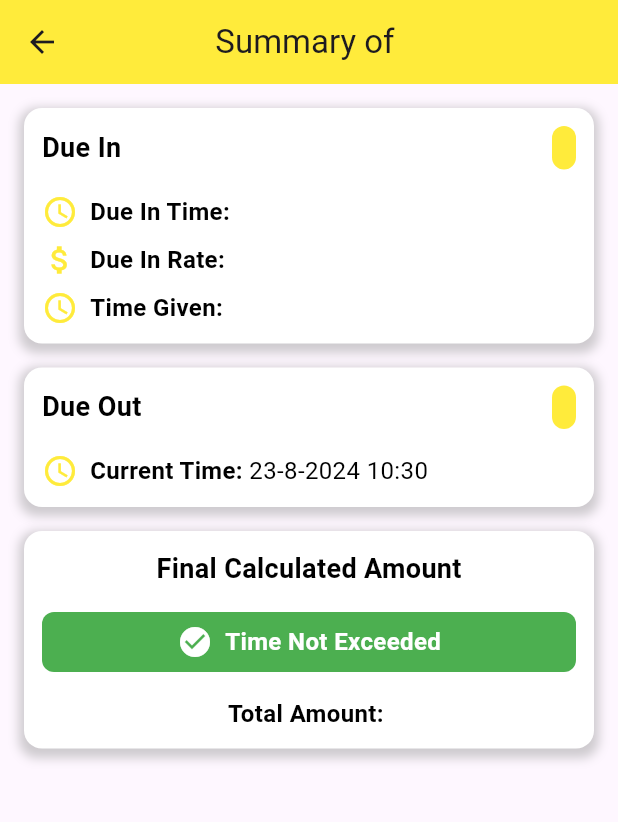
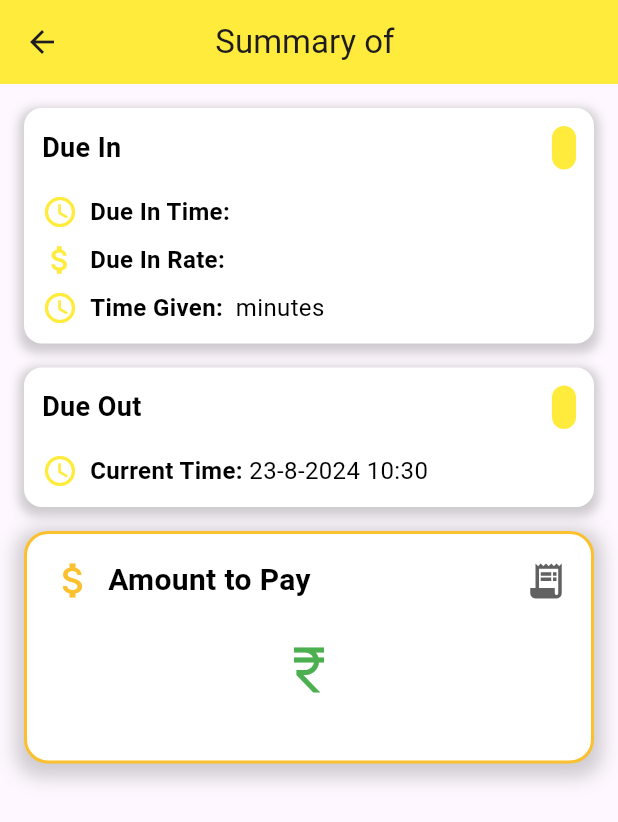
Before and after one commit to protecter123/aapkaparking, a Flutter app: the AfterScan screen opened directly with empty values, on a phone screen of 412 x 824 dp. Shown: the top 822 px of the screen. Run offline on Flutter 3.47's test engine with Material 3 defaults, Android fonts, the phone set to English and light mode, and no system bars; our stand-ins replace animated_text_kit, cached_network_image, carousel_slider, cloud_firestore, firebase_auth, firebase_core and 10 more; missing offline and left inert: blue_thermal_printer, esc_pos_utils, mobile_scanner; accounts and stored records are empty; project files that could hold a hidden picture were left out.

Commit message:
first branch

```diff
--- a/lib/AfterScan.dart
+++ b/lib/AfterScan.dart
@@ -1,7 +1,6 @@
 import 'package:firebase_auth/firebase_auth.dart';
 import 'package:flutter/material.dart';
 import 'package:cloud_firestore/cloud_firestore.dart';
-import 'dart:math';
 
 class AfterScan extends StatefulWidget {
   final String vehicleNumber;
@@ -25,15 +24,12 @@ class _AfterScanState extends State<AfterScan> {
   void initState() {
     super.initState();
     fetchData();
-    dueOutTime =
-        formatDateTime(DateTime.now()); // Set the current date and time
+    dueOutTime = formatDateTime(DateTime.now()); // Set the current date and time
   }
 
   Future<void> fetchData() async {
-    // Replace with your Firestore collection path
     User? currentUser = FirebaseAuth.instance.currentUser;
-    String phoneNumber = currentUser?.phoneNumber ??
-        'unknown'; // Replace this with the actual user's phone number
+    String phoneNumber = currentUser?.phoneNumber ?? 'unknown';
 
     DocumentSnapshot doc = await FirebaseFirestore.instance
         .collection('loginUsers')
@@ -49,14 +45,18 @@ class _AfterScanState extends State<AfterScan> {
       setState(() {
         dueInTime = formatDateTime(dateTime);
         dueInRate = doc['price'] ?? '';
-        timeGiven = doc['selectedTime'] ?? '';
+        timeGiven = extractMinutes(doc['selectedTime'] ?? '');
 
         calculateFinalAmount(dateTime);
       });
     } else {
-      // Handle the case where the document does not exist
       print("Document does not exist");
     }
+  }
+
+  String extractMinutes(String timeString) {
+    // Extract numeric value from "20 minutes" or "30 minutes" etc.
+    return timeString.split(" ")[0]; // This will return "20" or "30"
   }
 
   String formatDateTime(DateTime dateTime) {
@@ -67,7 +67,7 @@ class _AfterScanState extends State<AfterScan> {
     DateTime dueOutDateTime = DateTime.now();
     Duration difference = dueOutDateTime.difference(dueInDateTime);
 
-    int givenTimeInMinutes = int.parse(timeGiven) ;
+    int givenTimeInMinutes = int.parse(timeGiven);
     int differenceInMinutes = difference.inMinutes;
 
     if (differenceInMinutes > givenTimeInMinutes) {
@@ -137,7 +137,7 @@ class _AfterScanState extends State<AfterScan> {
           Row(
             mainAxisAlignment: MainAxisAlignment.spaceBetween,
             children: [
-              Text(
+              const Text(
                 "Due In",
                 style: TextStyle(
                   fontSize: 18,
@@ -153,7 +153,7 @@ class _AfterScanState extends State<AfterScan> {
                 ),
                 child: Text(
                   widget.vehicleNumber,
-                  style: TextStyle(
+                  style: const TextStyle(
                     fontSize: 14,
                     fontWeight: FontWeight.bold,
                     color: Colors.black,
@@ -165,9 +165,9 @@ class _AfterScanState extends State<AfterScan> {
           const SizedBox(height: 16),
           Row(
             children: [
-              Icon(Icons.access_time, color: Colors.yellow),
+              const Icon(Icons.access_time, color: Colors.yellow),
               const SizedBox(width: 8),
-              Text(
+              const Text(
                 "Due In Time: ",
                 style: TextStyle(
                   fontSize: 16,
@@ -177,7 +177,7 @@ class _AfterScanState extends State<AfterScan> {
               ),
               Text(
                 dueInTime,
-                style: TextStyle(
+                style: const TextStyle(
                   fontSize: 16,
                   color: Colors.black,
                 ),
@@ -187,9 +187,9 @@ class _AfterScanState extends State<AfterScan> {
           const SizedBox(height: 8),
           Row(
             children: [
-              Icon(Icons.attach_money, color: Colors.yellow),
+              const Icon(Icons.attach_money, color: Colors.yellow),
               const SizedBox(width: 8),
-              Text(
+              const Text(
                 "Due In Rate: ",
                 style: TextStyle(
                   fontSize: 16,
@@ -199,7 +199,7 @@ class _AfterScanState extends State<AfterScan> {
               ),
               Text(
                 dueInRate,
-                style: TextStyle(
+                style: const TextStyle(
                   fontSize: 16,
                   color: Colors.black,
                 ),
@@ -209,9 +209,9 @@ class _AfterScanState extends State<AfterScan> {
           const SizedBox(height: 8),
           Row(
             children: [
-              Icon(Icons.access_time, color: Colors.yellow),
+              const Icon(Icons.access_time, color: Colors.yellow),
               const SizedBox(width: 8),
-              Text(
+              const Text(
                 "Time Given: ",
                 style: TextStyle(
                   fontSize: 16,
@@ -220,8 +220,8 @@ class _AfterScanState extends State<AfterScan> {
                 ),
               ),
               Text(
-                timeGiven,
-                style: TextStyle(
+                "$timeGiven minutes",
+                style: const TextStyle(
                   fontSize: 16,
                   color: Colors.black,
                 ),
@@ -254,7 +254,7 @@ class _AfterScanState extends State<AfterScan> {
           Row(
             mainAxisAlignment: MainAxisAlignment.spaceBetween,
             children: [
-              Text(
+              const Text(
                 "Due Out",
                 style: TextStyle(
                   fontSize: 18,
@@ -270,7 +270,7 @@ class _AfterScanState extends State<AfterScan> {
                 ),
                 child: Text(
                   widget.vehicleNumber,
-                  style: TextStyle(
+                  style: const TextStyle(
                     fontSize: 14,
                     fontWeight: FontWeight.bold,
                     color: Colors.black,
@@ -282,9 +282,9 @@ class _AfterScanState extends State<AfterScan> {
           const SizedBox(height: 16),
           Row(
             children: [
-              Icon(Icons.access_time, color: Colors.yellow),
+              const Icon(Icons.access_time, color: Colors.yellow),
               const SizedBox(width: 8),
-              Text(
+              const Text(
                 "Current Time: ",
                 style: TextStyle(
                   fontSize: 16,
@@ -294,7 +294,7 @@ class _AfterScanState extends State<AfterScan> {
               ),
               Text(
                 dueOutTime,
-                style: TextStyle(
+                style: const TextStyle(
                   fontSize: 16,
                   color: Colors.black,
                 ),
@@ -308,102 +308,113 @@ class _AfterScanState extends State<AfterScan> {
 
   Widget buildFinalAmountContainer() {
   return Container(
-      padding: const EdgeInsets.all(12),
+    padding: const EdgeInsets.all(16),
     decoration: BoxDecoration(
       color: Colors.white,
-        borderRadius: BorderRadius.circular(12),
+      borderRadius: BorderRadius.circular(16),
       boxShadow: [
         BoxShadow(
           color: Colors.grey.withOpacity(0.5),
-            spreadRadius: 3,
-            blurRadius: 5,
-            offset: Offset(0, 3),
+          spreadRadius: 5,
+          blurRadius: 10,
+          offset: Offset(0, 4),
         ),
       ],
+      border: Border.all(
+        color: Colors.yellow.shade700,
+        width: 2,
+      ),
     ),
     child: Column(
       crossAxisAlignment: CrossAxisAlignment.start,
       children: [
-          Center(
-            child: Text(
-              "Final Calculated Amount",
+        Row(
+          mainAxisAlignment: MainAxisAlignment.spaceBetween,
+          children: [
+            Row(
+              children: [
+                Icon(Icons.attach_money, color: Colors.yellow.shade700, size: 30),
+                const SizedBox(width: 8),
+                const Text(
+                  "Amount to Pay",
                   style: TextStyle(
-                fontSize: 18,
-                fontWeight: FontWeight.bold,
-                color: Colors.black,
-              ),
-            ),
-          ),
-          const SizedBox(height: 16),
-          timeExceeded
-              ? Container(
-                  padding: const EdgeInsets.all(8),
-                  decoration: BoxDecoration(
-                    color: Colors.red,
-                    borderRadius: BorderRadius.circular(8),
-                  ),
-                  child: Row(
-                    mainAxisAlignment: MainAxisAlignment.center,
-                    children: [
-                      Icon(Icons.warning, color: Colors.white),
-                      const SizedBox(width: 8),
-                      Text(
-                        "Time Exceeded by $exceededTime",
-                        style: TextStyle(
-                          fontSize: 16,
-                          fontWeight: FontWeight.bold,
-                          color: Colors.white,
-                        ),
-                      ),
-                    ],
-                  ),
-                )
-              : Container(
-                  padding: const EdgeInsets.all(8),
-                  decoration: BoxDecoration(
-                    color: Colors.green,
-                    borderRadius: BorderRadius.circular(8),
-                  ),
-                  child: Row(
-                    mainAxisAlignment: MainAxisAlignment.center,
-                    children: [
-                      Icon(Icons.check_circle, color: Colors.white),
-                      const SizedBox(width: 8),
-                      Text(
-                        "Time Not Exceeded",
-                        style: TextStyle(
-                          fontSize: 16,
-                          fontWeight: FontWeight.bold,
-                          color: Colors.white,
-                        ),
-                      ),
-                    ],
-                  ),
-                ),
-          const SizedBox(height: 16),
-          Row(
-            mainAxisAlignment: MainAxisAlignment.center,
-            children: [
-              Text(
-                "Total Amount: ",
-                style: TextStyle(
-                  fontSize: 16,
-                  fontWeight: FontWeight.bold,
-                  color: Colors.black,
-                ),
-              ),
-              Text(
-                finalAmount,
-                style: TextStyle(
-                  fontSize: 16,
+                    fontSize: 20,
                     fontWeight: FontWeight.bold,
                     color: Colors.black,
                   ),
                 ),
               ],
             ),
+            Icon(Icons.receipt_long, color: Colors.grey.shade700, size: 28),
+          ],
+        ),
+        const SizedBox(height: 16),
+        Row(
+          mainAxisAlignment: MainAxisAlignment.center,
+          children: [
+            const Icon(Icons.currency_rupee, size: 40, color: Colors.green),
+            Text(
+              finalAmount,
+              style: const TextStyle(
+                fontSize: 40,
+                fontWeight: FontWeight.bold,
+                color: Colors.black,
+              ),
+            ),
+          ],
+        ),
+        const SizedBox(height: 16),
+        if (timeExceeded)
+          Padding(
+            padding: const EdgeInsets.only(top: 16.0),
+            child: Column(
+              crossAxisAlignment: CrossAxisAlignment.start,
+              children: [
+                Row(
+                  children: [
+                    Icon(Icons.warning_amber_rounded, color: Colors.red.shade700, size: 28),
+                    const SizedBox(width: 8),
+                    const Text(
+                      "Time Exceeded:",
+                      style: TextStyle(
+                        fontSize: 18,
+                        fontWeight: FontWeight.bold,
+                        color: Colors.red,
+                      ),
+                    ),
+                  ],
+                ),
+                const SizedBox(height: 8),
+                Container(
+                  padding: const EdgeInsets.all(12),
+                  decoration: BoxDecoration(
+                    color: Colors.red.shade50,
+                    borderRadius: BorderRadius.circular(8),
+                    border: Border.all(
+                      color: Colors.red.shade200,
+                      width: 1.5,
+                    ),
+                  ),
+                  child: Row(
+                    children: [
+                      Icon(Icons.timer_off_rounded, color: Colors.red.shade300, size: 28),
+                      const SizedBox(width: 12),
+                      Expanded(
+                        child: Text(
+                          exceededTime,
+                          style: const TextStyle(
+                            fontSize: 16,
+                            color: Colors.red,
+                          ),
+                        ),
+                      ),
+                    ],
+                  ),
+                ),
+              ],
+            ),
+          ),
       ],
     ),
   );
-  }
-}
+}}
```
Lines whose indentation alone changed are shown as unchanged.
